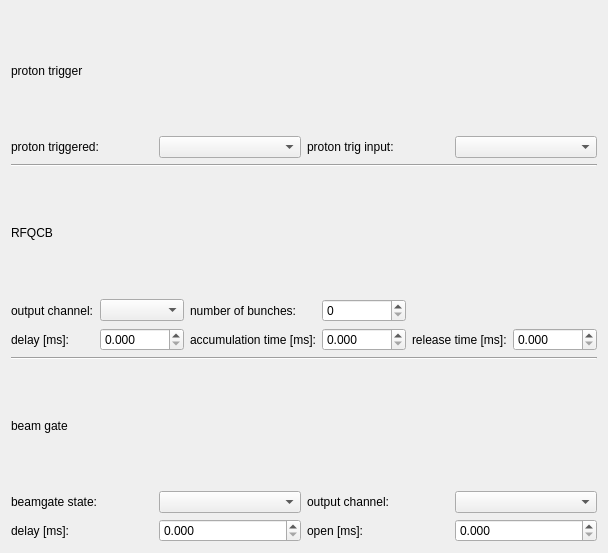
The window that TildaHost/source/Interface/PulsePatternUi/Ui_PpgSimpleWidg.ui (lasersphere/Tilda) describes before a commit, drawn with Qt 5.
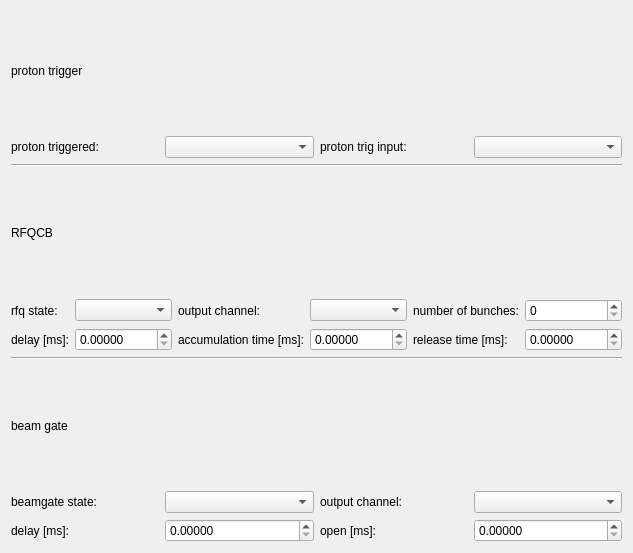
The same window after the commit.

Patch:
```diff
--- a/TildaHost/source/Interface/PulsePatternUi/Ui_PpgSimpleWidg.ui
+++ b/TildaHost/source/Interface/PulsePatternUi/Ui_PpgSimpleWidg.ui
@@ -64,77 +64,100 @@
    </item>
    <item>
     <layout class="QGridLayout" name="gridLayout">
-     <item row="0" column="0">
-      <widget class="QLabel" name="label_7">
-       <property name="text">
-        <string>output channel:</string>
-       </property>
-      </widget>
-     </item>
-     <item row="0" column="2">
-      <widget class="QLabel" name="label_13">
-       <property name="text">
-        <string>number of bunches:</string>
-       </property>
-      </widget>
-     </item>
-     <item row="1" column="9">
+     <item row="1" column="10">
       <widget class="QDoubleSpinBox" name="doubleSpinBox_rfqcb_release_time_ms">
        <property name="decimals">
-        <number>3</number>
+        <number>5</number>
        </property>
        <property name="maximum">
         <double>10000.000000000000000</double>
        </property>
       </widget>
      </item>
-     <item row="0" column="1">
-      <widget class="QComboBox" name="comboBox_rfqcb_out_ch"/>
-     </item>
-     <item row="0" column="3">
-      <widget class="QSpinBox" name="spinBox_rfqcb_num_of_bunches"/>
-     </item>
-     <item row="1" column="0">
+     <item row="1" column="1">
       <widget class="QLabel" name="label_14">
        <property name="text">
         <string>delay [ms]:</string>
        </property>
       </widget>
      </item>
-     <item row="1" column="1">
-      <widget class="QDoubleSpinBox" name="doubleSpinBox_rfqcb_delay_ms">
-       <property name="decimals">
-        <number>3</number>
-       </property>
-       <property name="maximum">
-        <double>10000.000000000000000</double>
-       </property>
-      </widget>
-     </item>
-     <item row="1" column="2">
-      <widget class="QLabel" name="label_4">
-       <property name="text">
-        <string>accumulation time [ms]:</string>
-       </property>
-      </widget>
-     </item>
-     <item row="1" column="3">
-      <widget class="QDoubleSpinBox" name="doubleSpinBox_rfqcb_acc_time_ms">
-       <property name="decimals">
-        <number>3</number>
-       </property>
-       <property name="maximum">
-        <double>10000.000000000000000</double>
-       </property>
-      </widget>
-     </item>
      <item row="1" column="4">
+      <widget class="QDoubleSpinBox" name="doubleSpinBox_rfqcb_acc_time_ms">
+       <property name="keyboardTracking">
+        <bool>false</bool>
+       </property>
+       <property name="decimals">
+        <number>5</number>
+       </property>
+       <property name="maximum">
+        <double>10000.000000000000000</double>
+       </property>
+      </widget>
+     </item>
+     <item row="1" column="5">
       <widget class="QLabel" name="label_5">
        <property name="text">
         <string>release time [ms]:</string>
        </property>
       </widget>
      </item>
+     <item row="1" column="3">
+      <widget class="QLabel" name="label_4">
+       <property name="text">
+        <string>accumulation time [ms]:</string>
+       </property>
+      </widget>
+     </item>
+     <item row="1" column="2">
+      <widget class="QDoubleSpinBox" name="doubleSpinBox_rfqcb_delay_ms">
+       <property name="keyboardTracking">
+        <bool>false</bool>
+       </property>
+       <property name="decimals">
+        <number>5</number>
+       </property>
+       <property name="maximum">
+        <double>10000.000000000000000</double>
+       </property>
+      </widget>
+     </item>
+     <item row="0" column="10">
+      <widget class="QSpinBox" name="spinBox_rfqcb_num_of_bunches">
+       <property name="keyboardTracking">
+        <bool>false</bool>
+       </property>
+       <property name="maximum">
+        <number>10000000</number>
+       </property>
+      </widget>
+     </item>
+     <item row="0" column="5">
+      <widget class="QLabel" name="label_13">
+       <property name="text">
+        <string>number of bunches:</string>
+       </property>
+      </widget>
+     </item>
+     <item row="0" column="4">
+      <widget class="QComboBox" name="comboBox_rfqcb_out_ch"/>
+     </item>
+     <item row="0" column="3">
+      <widget class="QLabel" name="label_7">
+       <property name="text">
+        <string>output channel:</string>
+       </property>
+      </widget>
+     </item>
+     <item row="0" column="2">
+      <widget class="QComboBox" name="comboBox_rfq_state"/>
+     </item>
+     <item row="0" column="1">
+      <widget class="QLabel" name="label_15">
+       <property name="text">
+        <string>rfq state:</string>
+       </property>
+      </widget>
+     </item>
     </layout>
    </item>
    <item>
@@ -183,7 +206,7 @@
      <item row="1" column="1">
       <widget class="QDoubleSpinBox" name="doubleSpinBox_beam_gate_delay_ms">
        <property name="decimals">
-        <number>3</number>
+        <number>5</number>
        </property>
        <property name="maximum">
         <double>10000.000000000000000</double>
@@ -200,7 +223,7 @@
      <item row="1" column="3">
       <widget class="QDoubleSpinBox" name="doubleSpinBox_beam_gate_delay_open_ms">
        <property name="decimals">
-        <number>3</number>
+        <number>5</number>
        </property>
        <property name="maximum">
         <double>10000.000000000000000</double>
```
Left out of the diff: 11 changed lines with no effect on the pictures.
